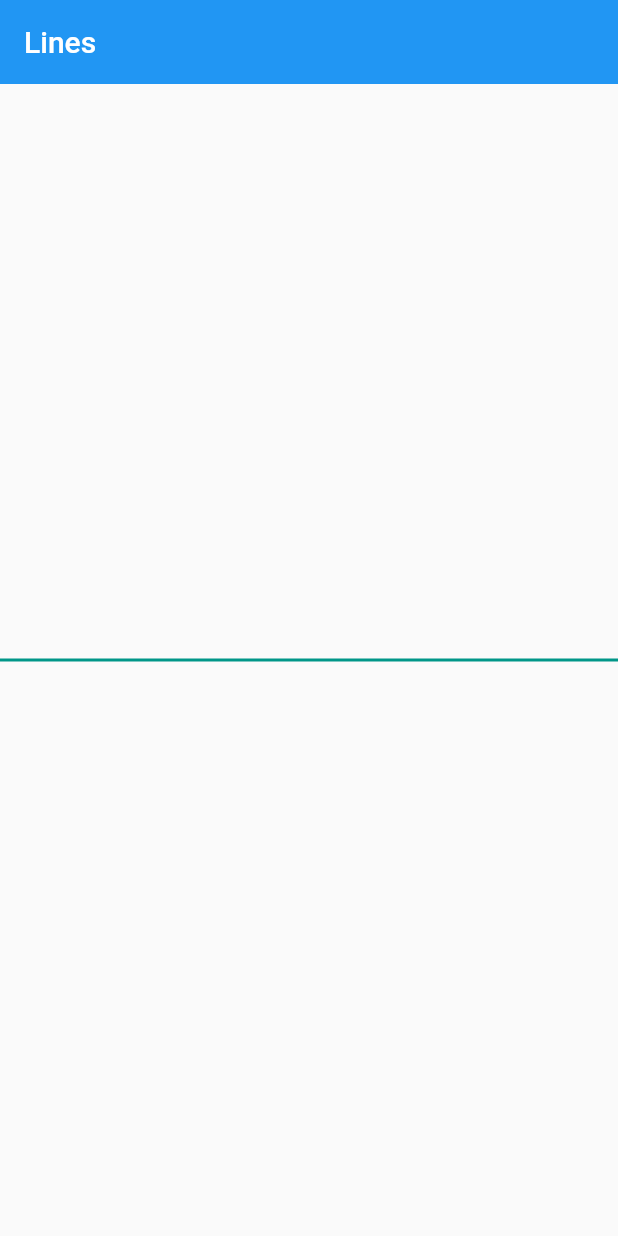
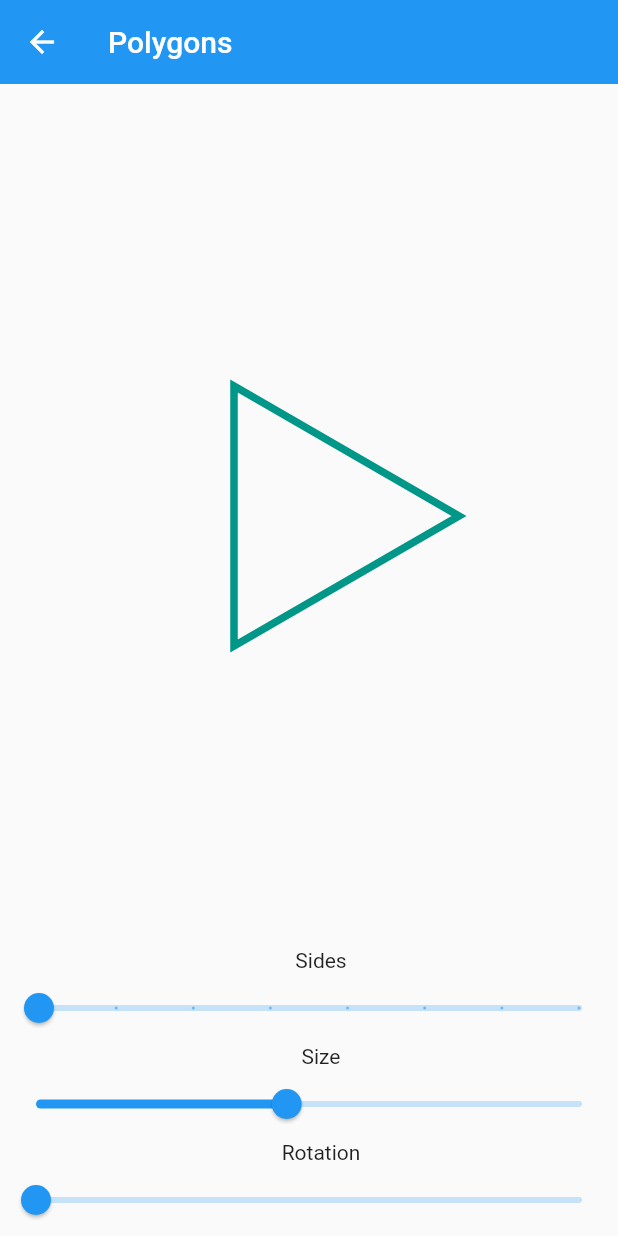
Before and after one commit to princenyamadi/custom_painter_practice, a Flutter app: the MyPainter screen opened directly, on a phone screen of 412 x 824 dp. Run offline on Flutter 3.47's test engine with Material 2 defaults, Android fonts, the phone set to English and light mode, and no system bars.

Commit message:
visualing coordinates

```diff
--- a/lib/main.dart
+++ b/lib/main.dart
@@ -1,5 +1,6 @@
 import 'dart:ui';
 import 'package:custom_painter_practice/my_painter.dart';
+import 'package:custom_painter_practice/visualizer.dart';
 import 'package:flutter/material.dart';
 
 void main() {
@@ -28,6 +29,6 @@ class MyApp extends StatelessWidget {
           // closer together (more dense) than on mobile platforms.
           visualDensity: VisualDensity.adaptivePlatformDensity,
         ),
-        home: MyPainter());
+        home: Visualizer());
   }
 }
--- a/lib/my_painter.dart
+++ b/lib/my_painter.dart
@@ -1,33 +1,116 @@
+import 'dart:ui';
+import 'dart:math' as math;
 import 'package:flutter/material.dart';
 
-class MyPainter extends StatelessWidget {
+class MyPainter extends StatefulWidget {
+  @override
+  _MyPainterState createState() => _MyPainterState();
+}
+
+class _MyPainterState extends State<MyPainter> {
+  var _sides = 3.0;
+  var _radius = 100.0;
+  var _radians = 0.0;
+
   @override
   Widget build(BuildContext context) {
     return Scaffold(
       appBar: AppBar(
-        title: Text('Lines'),
+        title: Text('Polygons'),
         elevation: 0,
       ),
-      body: CustomPaint(
-        painter: ShapePainter(),
-        child: Container(),
+      body: SafeArea(
+        child: Column(
+          children: [
+            Expanded(
+              child: CustomPaint(
+                painter: ShapePainter(_sides, _radius, _radians),
+                child: Container(),
+              ),
+            ),
+            Padding(
+              padding: EdgeInsets.only(left: 16),
+              child: Text('Sides'),
+            ),
+            Slider(
+              value: _sides,
+              min: 3.0,
+              max: 10.0,
+              label: _sides.toInt().toString(),
+              divisions: 7,
+              onChanged: (value) {
+                setState(() {
+                  _sides = value;
+                });
+              },
+            ),
+            Padding(
+              padding: EdgeInsets.only(left: 16),
+              child: Text('Size'),
+            ),
+            Slider(
+              value: _radius,
+              min: 10.0,
+              max: MediaQuery.of(context).size.width / 2,
+              onChanged: (value) {
+                setState(() {
+                  _radius = value;
+                });
+              },
+            ),
+            Padding(
+              padding: EdgeInsets.only(left: 16),
+              child: Text('Rotation'),
+            ),
+            Slider(
+              value: _radians,
+              min: 0.0,
+              max: math.pi,
+              onChanged: (value) {
+                setState(() {
+                  _radians = value;
+                });
+              },
+            )
+          ],
+        ),
       ),
     );
   }
 }
 
 class ShapePainter extends CustomPainter {
+  final double sides;
+  final double radius;
+  final double radians;
+  ShapePainter(this.sides, this.radius, this.radians);
   @override
   void paint(Canvas canvas, Size size) {
     var paint = Paint()
       ..color = Colors.teal
-      ..strokeWidth = 2
+      ..strokeWidth = 5
+      ..style = PaintingStyle.stroke
       ..strokeCap = StrokeCap.round;
 
-    Offset startingPoint = Offset(0, size.height / 2);
-    Offset endPoint = Offset(size.width, size.height / 2);
+    var path = Path();
+    var angle = (math.pi * 2) / sides;
 
-    canvas.drawLine(startingPoint, endPoint, paint);
+    Offset center = Offset(size.width / 2, size.height / 2);
+
+    // startPoint => (100.0,0.0)
+    Offset startPoint =
+        Offset(radius * math.cos(radians), radius * math.sin(radians));
+
+    path.moveTo(startPoint.dx + center.dx, startPoint.dy + center.dy);
+
+    for (int i = 1; i <= sides; i++) {
+      double x = radius * math.cos(radians + angle * i) + center.dx;
+      double y = radius * math.sin(radians + angle * i) + center.dy;
+
+      path.lineTo(x, y);
+    }
+    path.close();
+    canvas.drawPath(path, paint);
   }
 
   @override
```
Also changed, not shown: lib/visualizer.dart (added, +183 -0 lines).
